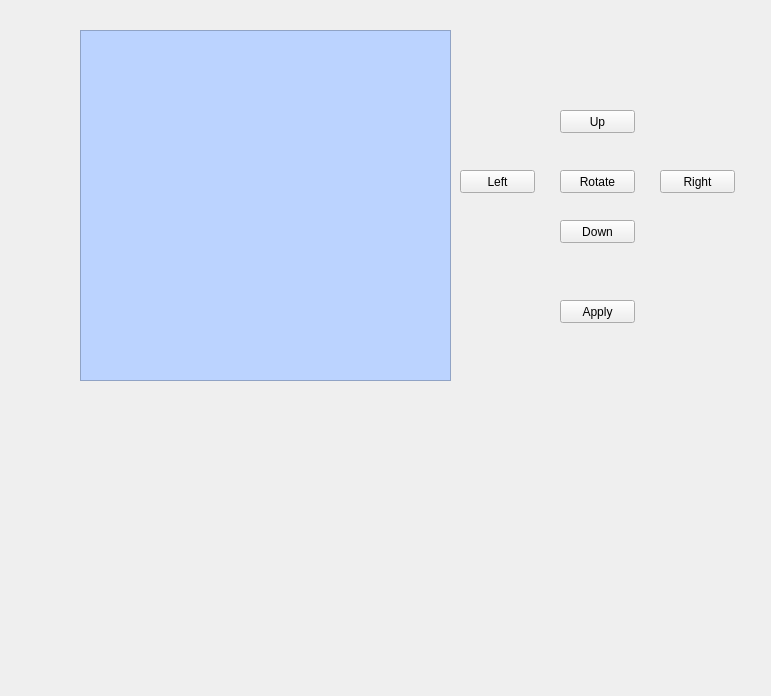
Above: developing/multiwindows/ShipGenerationWindow.ui from kostichs/battleship before the change. Below: the same form after it.
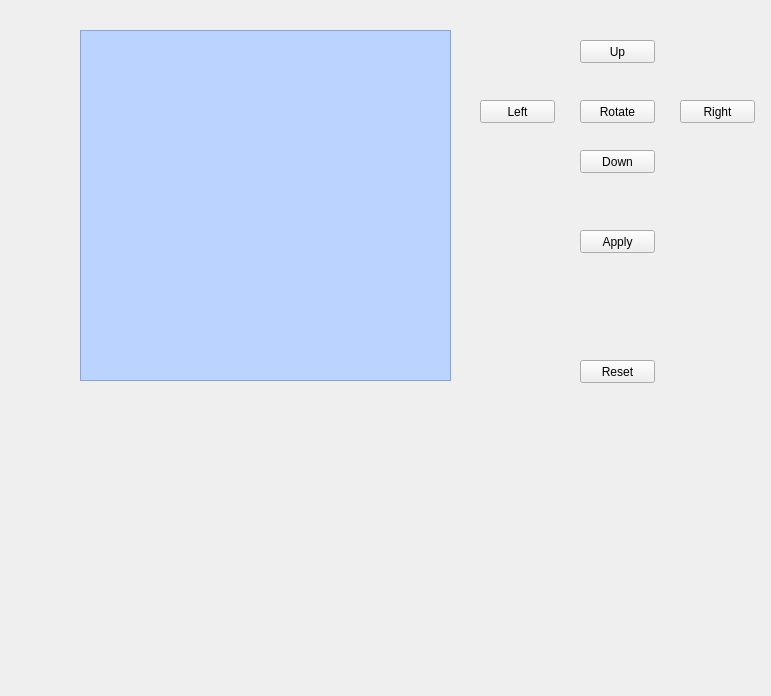
That is the form after the change.

Commit message: added reset function and button

The edit to the form file:
```diff
--- a/developing/multiwindows/ShipGenerationWindow.ui
+++ b/developing/multiwindows/ShipGenerationWindow.ui
@@ -45,8 +45,8 @@
   <widget class="QPushButton" name="up_btn">
    <property name="geometry">
     <rect>
-     <x>560</x>
-     <y>110</y>
+     <x>580</x>
+     <y>40</y>
      <width>75</width>
      <height>23</height>
     </rect>
@@ -58,8 +58,8 @@
   <widget class="QPushButton" name="down_btn">
    <property name="geometry">
     <rect>
-     <x>560</x>
-     <y>220</y>
+     <x>580</x>
+     <y>150</y>
      <width>75</width>
      <height>23</height>
     </rect>
@@ -71,8 +71,8 @@
   <widget class="QPushButton" name="left_btn">
    <property name="geometry">
     <rect>
-     <x>460</x>
-     <y>170</y>
+     <x>480</x>
+     <y>100</y>
      <width>75</width>
      <height>23</height>
     </rect>
@@ -84,8 +84,8 @@
   <widget class="QPushButton" name="right_btn">
    <property name="geometry">
     <rect>
-     <x>660</x>
-     <y>170</y>
+     <x>680</x>
+     <y>100</y>
      <width>75</width>
      <height>23</height>
     </rect>
@@ -97,8 +97,8 @@
   <widget class="QPushButton" name="rotate_btn">
    <property name="geometry">
     <rect>
-     <x>560</x>
-     <y>170</y>
+     <x>580</x>
+     <y>100</y>
      <width>75</width>
      <height>23</height>
     </rect>
@@ -110,8 +110,8 @@
   <widget class="QPushButton" name="apply_btn">
    <property name="geometry">
     <rect>
-     <x>560</x>
-     <y>300</y>
+     <x>580</x>
+     <y>230</y>
      <width>75</width>
      <height>23</height>
     </rect>
@@ -120,6 +120,19 @@
     <string>Apply</string>
    </property>
   </widget>
+  <widget class="QPushButton" name="reset_btn">
+   <property name="geometry">
+    <rect>
+     <x>580</x>
+     <y>360</y>
+     <width>75</width>
+     <height>23</height>
+    </rect>
+   </property>
+   <property name="text">
+    <string>Reset</string>
+   </property>
+  </widget>
  </widget>
  <resources/>
  <connections/>
```
The commit also changes 2 other files.
